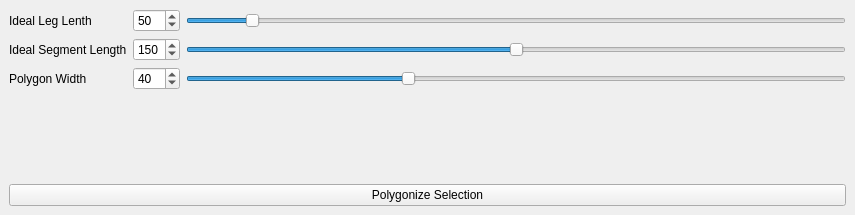
Old version of the form polygonizer_dockwidget_base.ui in the repository frankhereford/qgis-polygonizer.
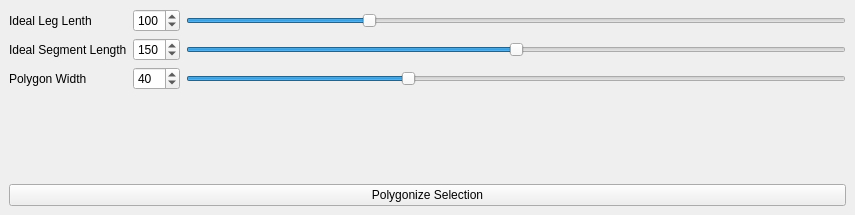
New version of the form.

Commit message: refine defaults

```diff
--- a/polygonizer_dockwidget_base.ui
+++ b/polygonizer_dockwidget_base.ui
@@ -52,7 +52,7 @@
            <number>300</number>
           </property>
           <property name="value">
-           <number>50</number>
+           <number>100</number>
           </property>
          </widget>
         </item>
@@ -65,7 +65,7 @@
            <number>300</number>
           </property>
           <property name="value">
-           <number>50</number>
+           <number>100</number>
           </property>
           <property name="orientation">
            <enum>Qt::Horizontal</enum>
```
